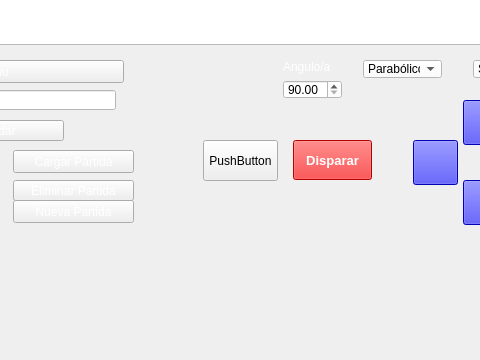
The window that JuegoNemesis/mainwindow.ui (Carojzr/Proyecto_final) describes before a commit, drawn with Qt 5; both pictures show x 667 to 1147 and y 450 to 810 of the 1265 by 810 pixel window.
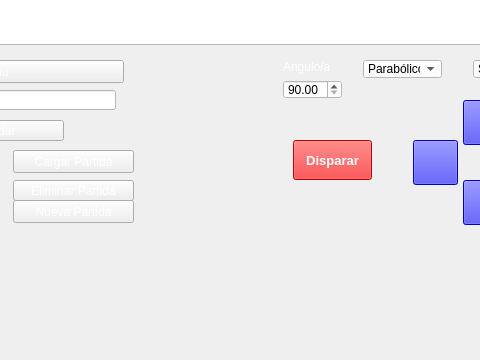
The same window after the commit. Icons and pictures are not drawn.

Commit message: Planteas orbitando

Patch:
```diff
--- a/JuegoNemesis/mainwindow.ui
+++ b/JuegoNemesis/mainwindow.ui
@@ -4589,19 +4589,6 @@
      <string>Reiniciar Partida</string>
     </property>
    </widget>
-   <widget class="QPushButton" name="planeta">
-    <property name="geometry">
-     <rect>
-      <x>870</x>
-      <y>590</y>
-      <width>75</width>
-      <height>41</height>
-     </rect>
-    </property>
-    <property name="text">
-     <string>PushButton</string>
-    </property>
-   </widget>
   </widget>
   <widget class="QMenuBar" name="menubar">
    <property name="geometry">
```
The commit also changes 2 other files.
